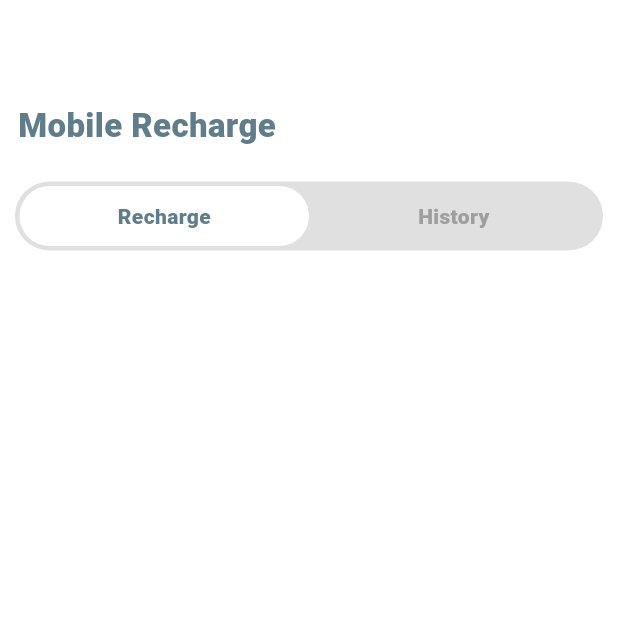
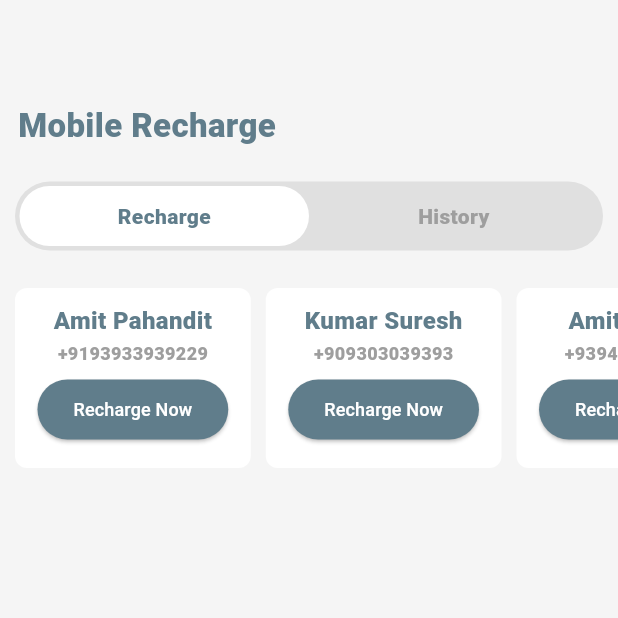
Before and after one commit to micaelsn/top_ups, a Flutter app: the screen it shows after launch, on a phone screen of 412 x 824 dp, the top half of it. Run offline on Flutter 3.47's test engine with Material 3 defaults, Android fonts, the phone set to English and light mode, and no system bars; our stand-ins replace hive; accounts and stored records are empty.

Commit message:
add: beneficiary widget

```diff
--- /dev/null
+++ b/lib/features/home/data/dto/beneficiary_dto.dart
@@ -0,0 +1,32 @@
+import 'dart:convert';
+
+import '../../domain/entities/beneficiary_entity.dart';
+
+class BeneficiaryDTO extends BeneficiaryEntity {
+  BeneficiaryDTO({
+    required super.id,
+    required super.name,
+    required super.phone,
+  });
+
+  Map<String, dynamic> toMap() {
+    return {
+      'id': id,
+      'name': name,
+      'phone': phone,
+    };
+  }
+
+  factory BeneficiaryDTO.fromMap(Map<String, dynamic> map) {
+    return BeneficiaryDTO(
+      id: map['id'] ?? '',
+      name: map['name'] ?? '',
+      phone: map['phone'] ?? '',
+    );
+  }
+
+  String toJson() => json.encode(toMap());
+
+  factory BeneficiaryDTO.fromJson(String source) =>
+      BeneficiaryDTO.fromMap(json.decode(source));
+}
--- a/lib/features/home/presentation/pages/home_page.dart
+++ b/lib/features/home/presentation/pages/home_page.dart
@@ -1,5 +1,8 @@
 import 'package:flutter/material.dart';
+import 'package:top_ups/features/home/data/dto/beneficiary_dto.dart';
+import 'package:top_ups/features/home/domain/entities/beneficiary_entity.dart';
 
+import '../widgets/beneficiary_widget.dart';
 import '../widgets/tab_view_widget.dart';
 
 class HomePage extends StatefulWidget {
@@ -12,12 +15,17 @@ class HomePage extends StatefulWidget {
 }
 
 class _HomePageState extends State<HomePage> {
+  final listBeneficiaries = [
+    BeneficiaryDTO(id: '1', name: 'Amit Pahandit', phone: '+9193933939229'),
+    BeneficiaryDTO(id: '2', name: 'Kumar Suresh', phone: '+909303039393'),
+    BeneficiaryDTO(id: '3', name: 'Amit Kumar', phone: '+939494949222'),
+  ];
   @override
   Widget build(BuildContext context) {
     return Scaffold(
-      backgroundColor: Colors.white,
+      backgroundColor: Colors.grey[100],
       appBar: AppBar(
-        backgroundColor: Colors.white,
+        backgroundColor: Colors.grey[100],
       ),
       body: Column(
         crossAxisAlignment: CrossAxisAlignment.start,
@@ -35,9 +43,17 @@ class _HomePageState extends State<HomePage> {
           TabViewWidget(
             tabs: [
               TabItem(
-                  action: () {}, title: 'Recharge', widget: const SizedBox()),
+                  action: () {},
+                  title: 'Recharge',
+                  widget: ListContentWidget(
+                    listBeneficiaries: listBeneficiaries,
+                  )),
               TabItem(
-                  action: () {}, title: 'History', widget: const SizedBox()),
+                  action: () {},
+                  title: 'History',
+                  widget: ListContentWidget(
+                    listBeneficiaries: listBeneficiaries,
+                  )),
             ],
           )
         ],
@@ -45,3 +61,42 @@ class _HomePageState extends State<HomePage> {
     );
   }
 }
+
+class ListContentWidget extends StatelessWidget {
+  const ListContentWidget({super.key, required this.listBeneficiaries});
+  final List<BeneficiaryEntity> listBeneficiaries;
+
+  @override
+  Widget build(BuildContext context) {
+    return Column(
+      children: [
+        const SizedBox(height: 10),
+        SizedBox(
+          height: 130,
+          child: ListView.builder(
+            shrinkWrap: true,
+            itemCount: listBeneficiaries.length,
+            scrollDirection: Axis.horizontal,
+            itemBuilder: (context, index) {
+              final benefiary = listBeneficiaries[index];
+              return Container(
+                margin: index == 0
+                    ? const EdgeInsets.only(
+                        left: 10,
+                        right: 5.0,
+                        top: 5.0,
+                        bottom: 5.0,
+                      )
+                    : const EdgeInsets.all(5.0),
+                height: 160,
+                child: BeneficiaryWidget(
+                  beneficiary: benefiary,
+                ),
+              );
+            },
+          ),
+        ),
+      ],
+    );
+  }
+}
--- /dev/null
+++ b/lib/features/home/presentation/widgets/beneficiary_widget.dart
@@ -0,0 +1,56 @@
+import 'package:flutter/material.dart';
+
+import '../../domain/entities/beneficiary_entity.dart';
+
+class BeneficiaryWidget extends StatelessWidget {
+  final BeneficiaryEntity beneficiary;
+  const BeneficiaryWidget({
+    super.key,
+    required this.beneficiary,
+  });
+
+  @override
+  Widget build(BuildContext context) {
+    return Container(
+      padding: const EdgeInsets.only(top: 10.0, right: 15, left: 15),
+      decoration: BoxDecoration(
+        color: Colors.white,
+        borderRadius: BorderRadius.circular(8),
+      ),
+      child: Column(
+        children: [
+          Text(
+            beneficiary.name,
+            style: const TextStyle(
+              fontWeight: FontWeight.w900,
+              fontSize: 16,
+              color: Colors.blueGrey,
+            ),
+          ),
+          const SizedBox(height: 2),
+          Text(
+            beneficiary.phone,
+            style: const TextStyle(
+              fontWeight: FontWeight.w900,
+              fontSize: 12,
+              color: Colors.grey,
+            ),
+          ),
+          const SizedBox(height: 5),
+          ElevatedButton(
+              onPressed: () {},
+              style: ElevatedButton.styleFrom(
+                backgroundColor: Colors.blueGrey,
+              ),
+              child: const Text(
+                'Recharge Now',
+                style: TextStyle(
+                  fontSize: 12,
+                  color: Colors.white,
+                ),
+              ))
+        ],
+      ),
+    );
+  }
+}
```
